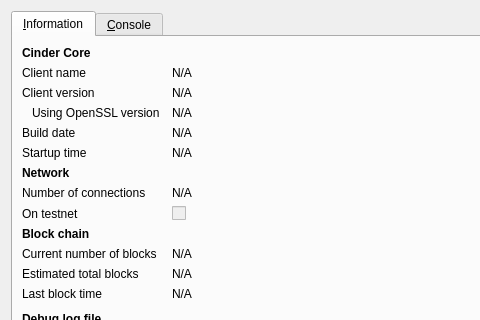
First picture: the form in src/qt/forms/rpcconsole.ui, repository CrypTraider/Cinder, before the edit; both pictures show x 0 to 480 and y 0 to 320 of the 740 by 450 pixel window.
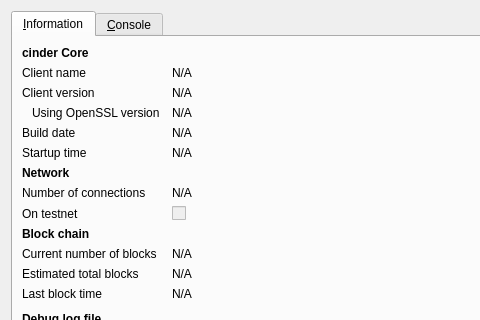
Second picture: the form after the edit. Icons and pictures are not drawn.

Diff of the .ui file:
```diff
--- a/src/qt/forms/rpcconsole.ui
+++ b/src/qt/forms/rpcconsole.ui
@@ -36,7 +36,7 @@
           </font>
          </property>
          <property name="text">
-          <string>Cinder Core</string>
+          <string>cinder Core</string>
          </property>
         </widget>
        </item>
```
Left out of the diff: 6 changed lines with no effect on the pictures.
